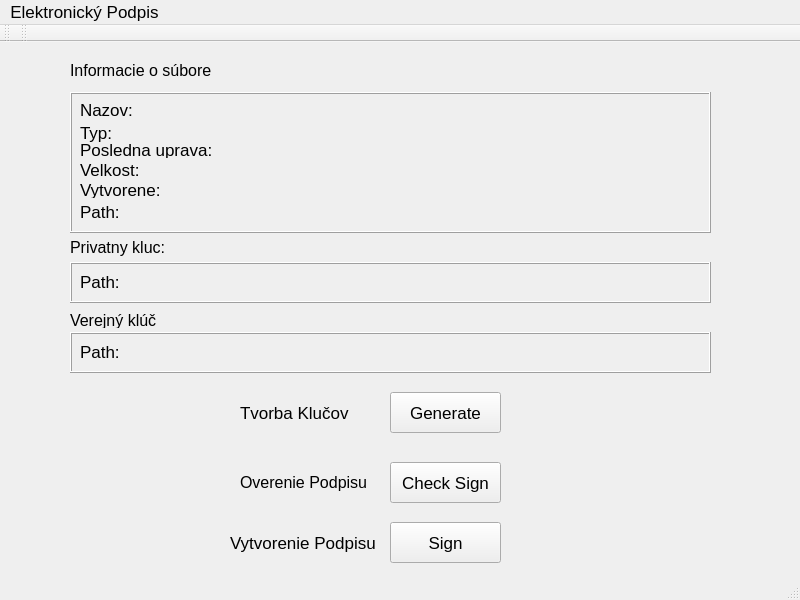
Above: ELGUI.ui from DaliborDuris/elektronickyPodpis before the change. Below: the same form after it.
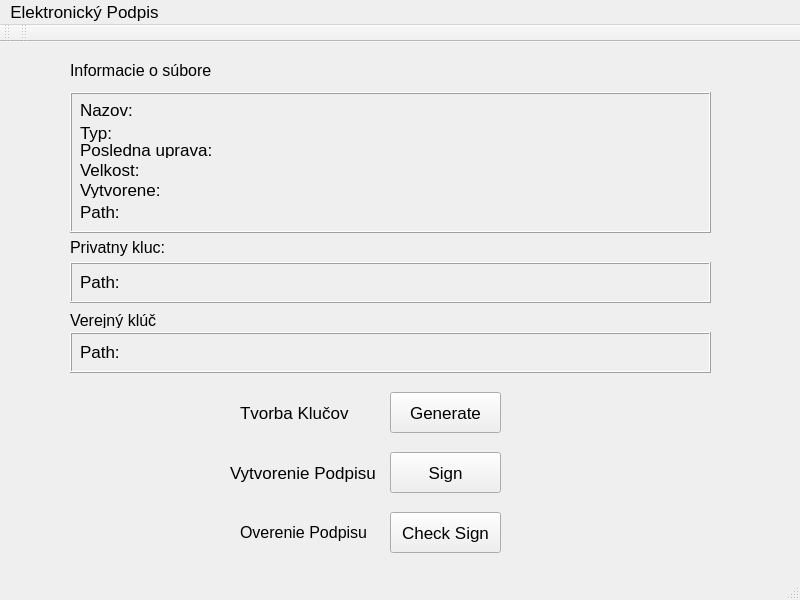
That is the form after the change.

```diff
--- a/ELGUI.ui
+++ b/ELGUI.ui
@@ -187,7 +187,7 @@
     <property name="geometry">
      <rect>
       <x>390</x>
-      <y>480</y>
+      <y>410</y>
       <width>111</width>
       <height>41</height>
      </rect>
@@ -200,7 +200,7 @@
     <property name="geometry">
      <rect>
       <x>240</x>
-      <y>430</y>
+      <y>480</y>
       <width>131</width>
       <height>21</height>
      </rect>
@@ -251,7 +251,7 @@
     <property name="geometry">
      <rect>
       <x>390</x>
-      <y>420</y>
+      <y>470</y>
       <width>111</width>
       <height>41</height>
      </rect>
@@ -309,7 +309,7 @@
     <property name="geometry">
      <rect>
       <x>230</x>
-      <y>490</y>
+      <y>420</y>
       <width>161</width>
       <height>21</height>
      </rect>
```
Left out of the diff: 6 changed lines with no effect on the pictures.
